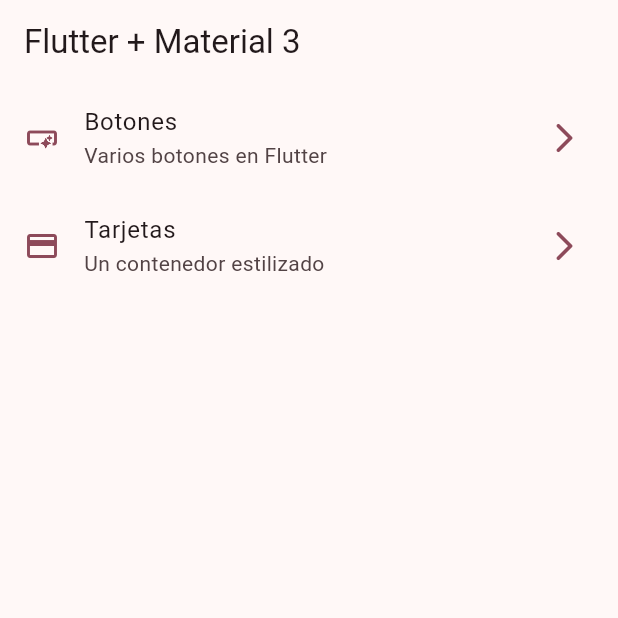
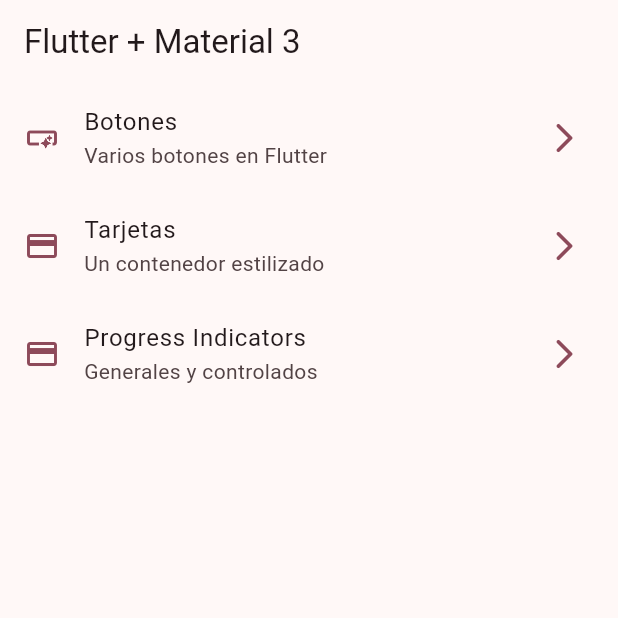
Before and after one commit to PaulImb1520/widgets_app, a Flutter app: the screen it shows after launch, on a phone screen of 412 x 824 dp, the top half of it. Run offline on Flutter 3.47's test engine with Material 3 defaults, Android fonts, the phone set to English and light mode, and no system bars; our stand-ins replace go_router.

Commit message:
progress indicator finished

```diff
--- a/lib/config/menu/menu_items.dart
+++ b/lib/config/menu/menu_items.dart
@@ -23,5 +23,10 @@ const appMenuItems = <MenuItem>[
       title: "Tarjetas",
       subTitle: "Un contenedor estilizado",
       link: "/cards",
-      icon: Icons.credit_card)
+      icon: Icons.credit_card),
+  MenuItem(
+      title: "Progress Indicators",
+      subTitle: "Generales y controlados",
+      link: "/progress",
+      icon: Icons.credit_card),
 ];
--- a/lib/config/router/app_router.dart
+++ b/lib/config/router/app_router.dart
@@ -20,5 +20,10 @@ final appRouter = GoRouter(
       name: CardsScreen.name,
       builder: (context, state) => const CardsScreen(),
     ),
+    GoRoute(
+      path: '/progress',
+      name: ProgressScreen.name,
+      builder: (context, state) => const ProgressScreen(),
+    ),
   ],
 );
```
Also changed, not shown: lib/presentation/screens/progress/progress_screen.dart (+74 -1 lines).
